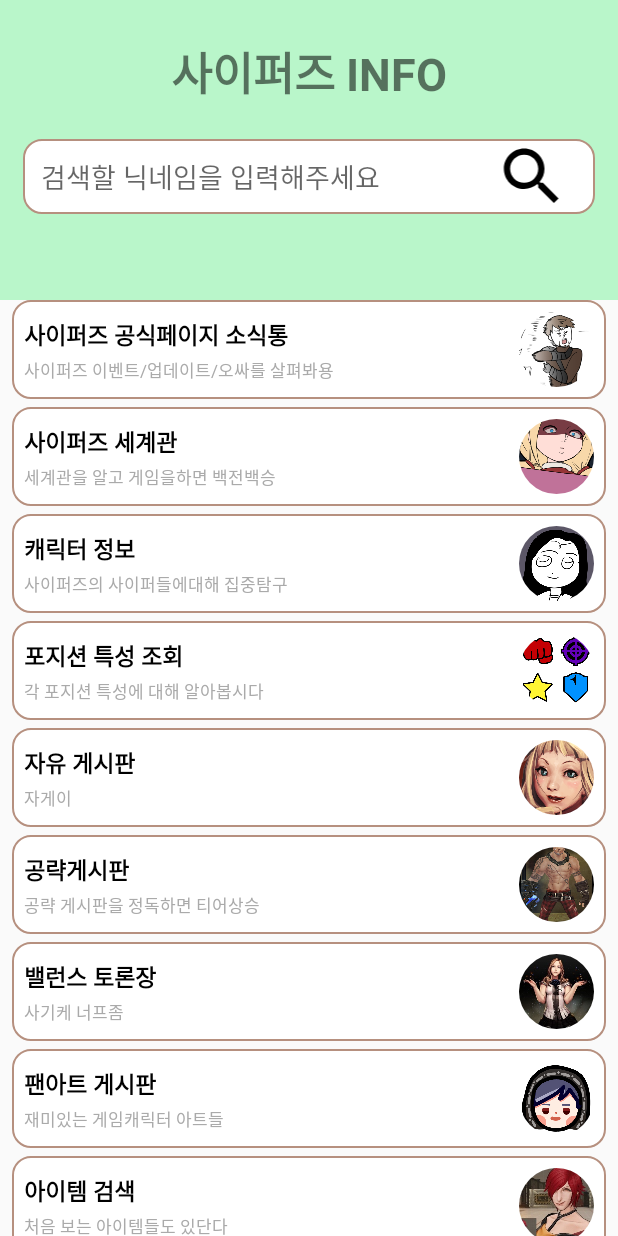
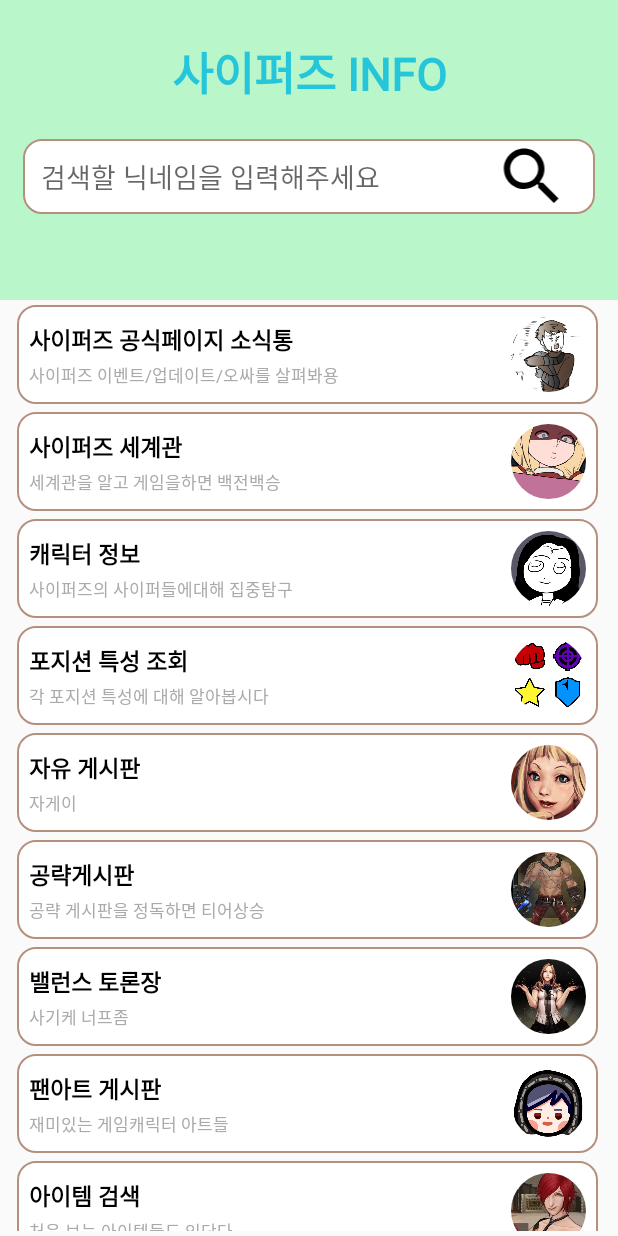
Before and after one commit to saechimdaeki/Cyphers_INFO, an Android app: the screen it shows after launch (MainActivity), on a phone screen of 412 x 824 dp. Run offline under Robolectric (Android 15) with nearby library versions, the phone set to English and light mode, and no system bars; our stand-ins replace CircleImageView, data binding; pictures from the network do not load.

Commit message:
Design) mainScreen & LoadingScreen font change

```diff
--- a/Cyphers_APP/app/src/main/res/layout/activity_loading.xml
+++ b/Cyphers_APP/app/src/main/res/layout/activity_loading.xml
@@ -15,6 +15,7 @@
         android:layout_weight="1"
         android:gravity="center"
         android:text="사이퍼즈 정보통신기"
+        android:fontFamily="@font/bm"
         android:textColor="#FF8A65"
         android:textSize="24sp"
         android:textStyle="bold" />
@@ -22,14 +23,16 @@
     <de.hdodenhof.circleimageview.CircleImageView
         android:id="@+id/cyphers_loading_image"
         android:layout_width="match_parent"
+        android:layout_gravity="center"
         android:layout_height="0dp"
         android:layout_margin="9dp"
         android:clickable="true"
+        android:padding="20dp"
         android:scaleType="centerCrop"
         android:src="@drawable/bibum2"
         app:civ_border_width="2dp"
         app:civ_border_color="#FF000000"
-        android:layout_weight="10"
+        android:layout_weight="6"
         />
 
     <TextView
@@ -40,6 +43,7 @@
         android:text="준비는 되었는가"
         android:textColor="#BA68C8"
         android:textSize="20sp"
+        android:fontFamily="@font/cookieregular"
         android:layout_marginBottom="10dp"
         android:textStyle="bold" />
 
--- a/Cyphers_APP/app/src/main/res/layout/activity_main.xml
+++ b/Cyphers_APP/app/src/main/res/layout/activity_main.xml
@@ -1,5 +1,7 @@
 <?xml version="1.0" encoding="utf-8"?>
-<layout  xmlns:android="http://schemas.android.com/apk/res/android">
+<layout xmlns:app="http://schemas.android.com/apk/res-auto"
+    xmlns:tools="http://schemas.android.com/tools"
+    xmlns:android="http://schemas.android.com/apk/res/android">
     <data>
         <variable
             name="maindata"
@@ -7,8 +9,6 @@
 
     </data>
 <LinearLayout
-    xmlns:app="http://schemas.android.com/apk/res-auto"
-    xmlns:tools="http://schemas.android.com/tools"
     android:layout_width="match_parent"
     android:layout_height="match_parent"
     android:orientation="vertical"
@@ -22,14 +22,16 @@
         >
 
         <TextView
-            android:layout_marginTop="25dp"
             android:layout_width="match_parent"
             android:layout_height="wrap_content"
-            android:textStyle="bold"
+            android:layout_marginTop="25dp"
+            android:layout_marginBottom="10dp"
+            android:fontFamily="@font/binggrae"
             android:gravity="center"
             android:text="사이퍼즈 INFO"
-            android:layout_marginBottom="10dp"
-            android:textSize="30sp"/>
+            android:textColor="#26C6DA"
+            android:textSize="30sp"
+            android:textStyle="bold" />
         <LinearLayout
             android:layout_marginTop="12dp"
             android:layout_width="match_parent"
@@ -46,6 +48,7 @@
                 android:layout_height="50dp"
                 android:layout_marginLeft="12dp"
                 android:layout_weight="5"
+                android:fontFamily="@font/cookieblack"
                 android:hint="@string/serach_hint"
                 android:inputType="text"
                 android:singleLine="true" />
@@ -64,6 +67,10 @@
     </LinearLayout>
   <androidx.core.widget.NestedScrollView
       android:layout_width="match_parent"
+      android:layout_margin="3dp"
+      android:scrollbars="vertical"
+      android:scrollbarStyle="outsideInset"
+      android:scrollbarSize="2dp"
       android:layout_height="wrap_content">
     <androidx.recyclerview.widget.RecyclerView
         android:id="@+id/main_recycle"
--- a/Cyphers_APP/app/src/main/res/layout/main_recycle.xml
+++ b/Cyphers_APP/app/src/main/res/layout/main_recycle.xml
@@ -23,6 +23,7 @@
             android:layout_height="wrap_content"
             android:includeFontPadding="false"
             android:text="TITLE"
+            android:fontFamily="@font/cookiebold"
             android:textSize="15sp"
             android:textColor="@android:color/black"
             android:textStyle="bold"/>
@@ -32,6 +33,7 @@
             android:layout_marginTop="4dp"
             android:layout_width="wrap_content"
             android:layout_height="wrap_content"
+            android:fontFamily="@font/cookieregular"
             android:includeFontPadding="false"
             android:text="content"
             android:textSize="11sp"
```
Also changed, not shown: Cyphers_APP/app/src/main/res/font/font.xml (added, +24 -0 lines), 5 other files.
